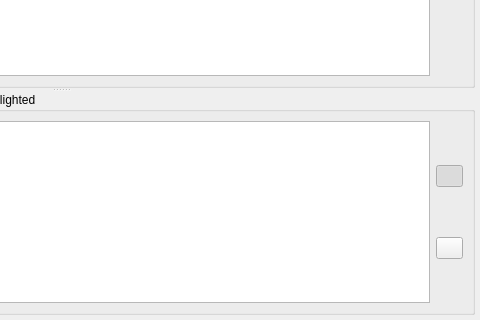
The window that rqt_console/src/rqt_console/console_widget.ui (ros-visualization/rqt) describes before a commit, drawn with Qt 5; both pictures show x 358 to 838 and y 355 to 675 of the 838 by 675 pixel window.
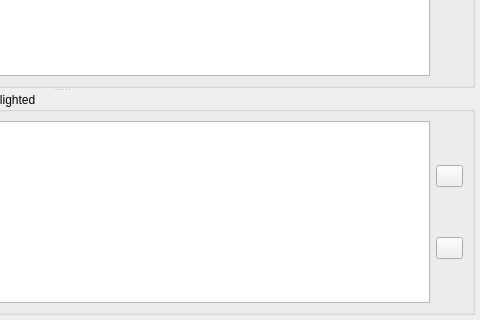
The same window after the commit.

Commit message: rqt_console: default value of show_highlighted_only was incorrect and resulted in undesireable default message load state

Diff of the .ui file:
```diff
--- a/rqt_console/src/rqt_console/console_widget.ui
+++ b/rqt_console/src/rqt_console/console_widget.ui
@@ -233,7 +233,7 @@
                <bool>true</bool>
               </property>
               <property name="checked">
-               <bool>true</bool>
+               <bool>false</bool>
               </property>
              </widget>
             </item>
```
Left out of the diff: 18 changed lines with no effect on the pictures. The commit also changes 1 other file.
